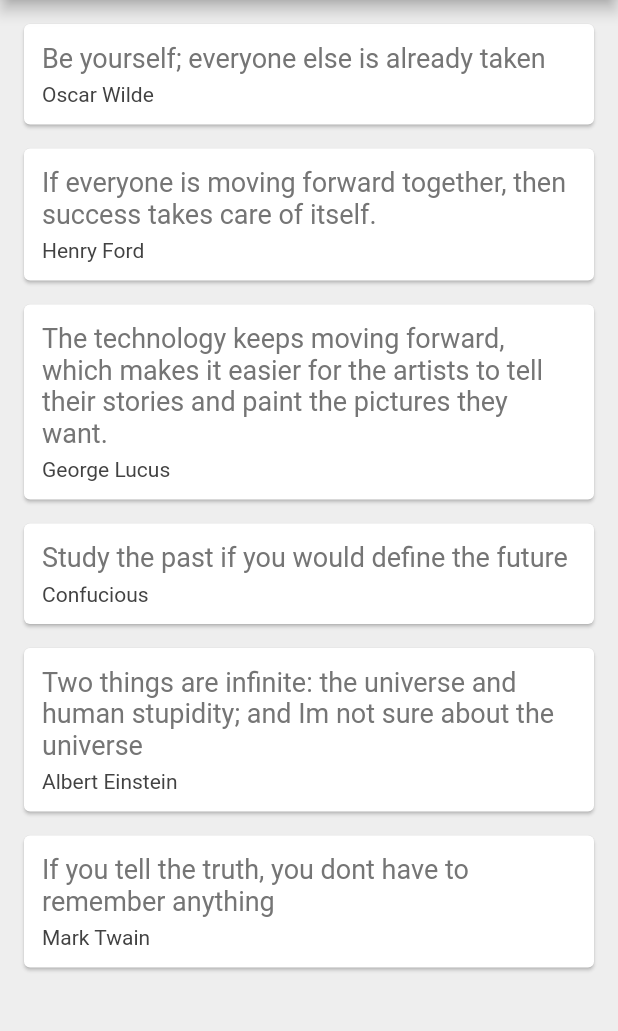
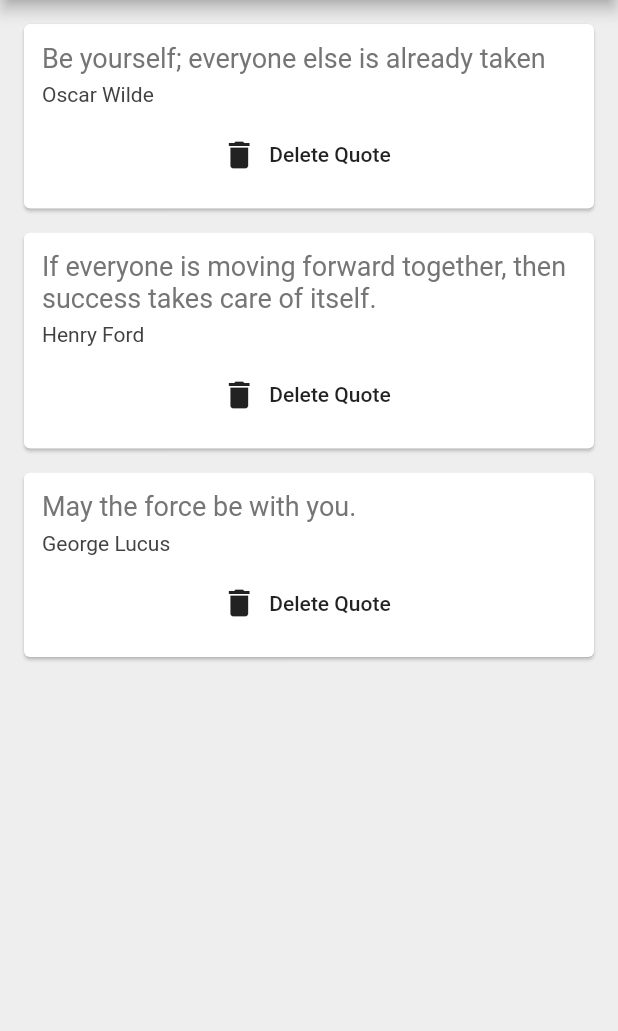
Before and after one commit to waetech/great_quotes, a Flutter app: the screen it shows after launch, on a phone screen of 412 x 824 dp, the part 84-1115 px from its top. Run offline on Flutter 3.47's test engine with Material 2 defaults, Android fonts, the phone set to English and light mode, and no system bars.

Commit message:
Created a delete function to remove a quote

```diff
--- a/lib/main.dart
+++ b/lib/main.dart
@@ -1,5 +1,6 @@
 import 'package:flutter/material.dart';
 import 'quote.dart';
+import 'quote_card.dart';
 
 void main() => runApp(MaterialApp(
       home: QuoteList(),
@@ -11,48 +12,18 @@ class QuoteList extends StatefulWidget {
 }
 
 class _QuoteListState extends State<QuoteList> {
-
   List<Quote> quotes = [
-    Quote(author: 'Oscar Wilde', text: 'Be yourself; everyone else is already taken'),
-    Quote(author: 'Henry Ford', text: 'If everyone is moving forward together, then success takes care of itself.'),
-    Quote(author: 'George Lucus', text: 'The technology keeps moving forward, which makes it easier for the artists to tell their stories and paint the pictures they want.'),
-    Quote(author: 'Confucious', text: 'Study the past if you would define the future'),
-    Quote(author: 'Albert Einstein', text: 'Two things are infinite: the universe and human stupidity; and Im not sure about the universe'),
-    Quote(author: 'Mark Twain', text: 'If you tell the truth, you dont have to remember anything')
+    Quote(
+        author: 'Oscar Wilde',
+        text: 'Be yourself; everyone else is already taken'),
+    Quote(
+        author: 'Henry Ford',
+        text:
+            'If everyone is moving forward together, then success takes care of itself.'),
+    Quote(author: 'George Lucus', text: 'May the force be with you.')
+  ];
 
 
-
-  ];
-
-  Widget quoteTemplate(quote){
-    return Card(
-      margin: EdgeInsets.fromLTRB(16.0, 16.0, 16.0, 0),
-      child: Padding(
-        padding: const EdgeInsets.all(12.0),
-        child: Column(
-          crossAxisAlignment: CrossAxisAlignment.stretch,
-          children: <Widget>[
-            Text(
-              quote.text,
-              style: TextStyle(
-                fontSize: 18.0,
-                color: Colors.grey[600],
-              ),
-            ),
-            SizedBox(height: 6.0),
-            Text(
-              quote.author,
-              style: TextStyle(
-                fontSize: 14.0,
-                color: Colors.grey[800],
-              ),
-            ),
-          ],
-        ),
-      ),
-
-     );
-  }
 
   @override
   Widget build(BuildContext context) {
@@ -64,7 +35,14 @@ class _QuoteListState extends State<QuoteList> {
           backgroundColor: Colors.redAccent,
         ),
         body: Column(
-        children: quotes.map((quote) => quoteTemplate(quote)).toList(),
+            children: quotes.map((quote) => QuoteCard(
+              quote: quote,
+              delete: () {
+                setState(() {
+                  quotes.remove(quote);
+                });
+              }
+            )).toList(),
          )
     );
   }
--- /dev/null
+++ b/lib/quote_card.dart
@@ -0,0 +1,45 @@
+import 'package:flutter/material.dart';
+import 'quote.dart';
+
+class QuoteCard extends StatelessWidget {
+
+  final Quote quote;
+  final Function delete;
+  QuoteCard({ this.quote, this.delete });
+
+  @override
+  Widget build(BuildContext context) {
+    return Card(
+      margin: EdgeInsets.fromLTRB(16.0, 16.0, 16.0, 0),
+      child: Padding(
+        padding: const EdgeInsets.all(12.0),
+        child: Column(
+          crossAxisAlignment: CrossAxisAlignment.stretch,
+          children: <Widget>[
+            Text(
+              quote.text,
+              style: TextStyle(
+                fontSize: 18.0,
+                color: Colors.grey[600],
+              ),
+            ),
+            SizedBox(height: 6.0),
+            Text(
+              quote.author,
+              style: TextStyle(
+                fontSize: 14.0,
+                color: Colors.grey[800],
+              ),
+            ),
+            SizedBox(height: 8.0),
+            FlatButton.icon(
+              onPressed: delete,
+              label: Text('Delete Quote'),
+              icon: Icon(Icons.delete),
+            )
+          ],
+        ),
+      ),
+    );
+  }
+}
```
Lines whose indentation alone changed are shown as unchanged.
